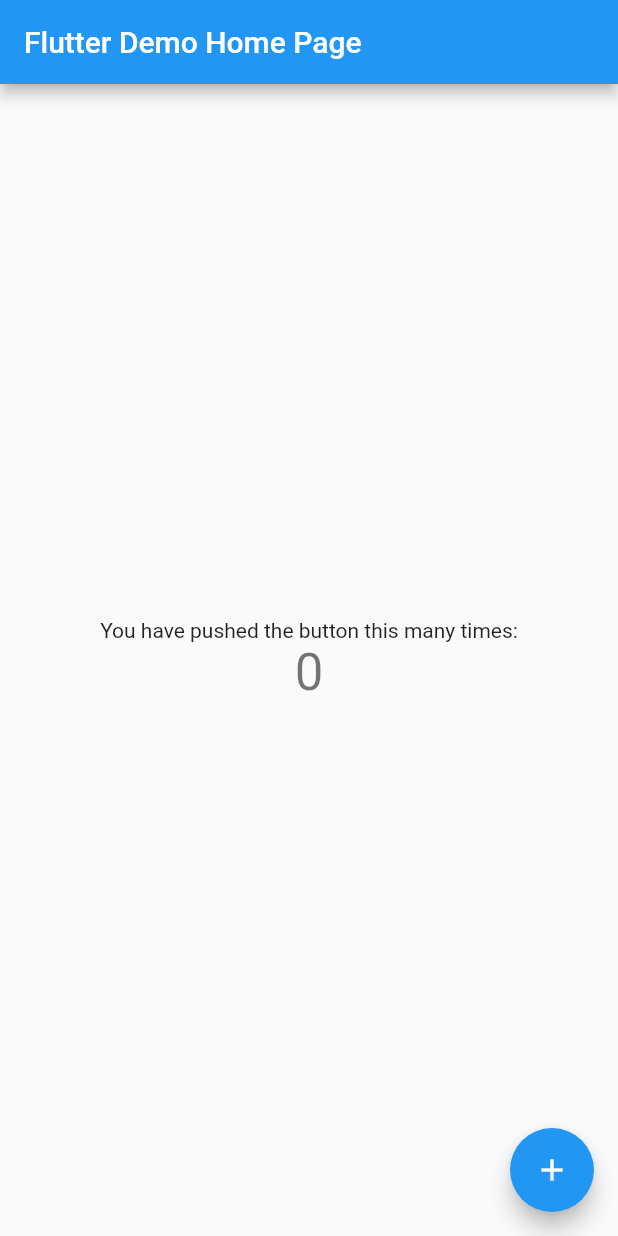
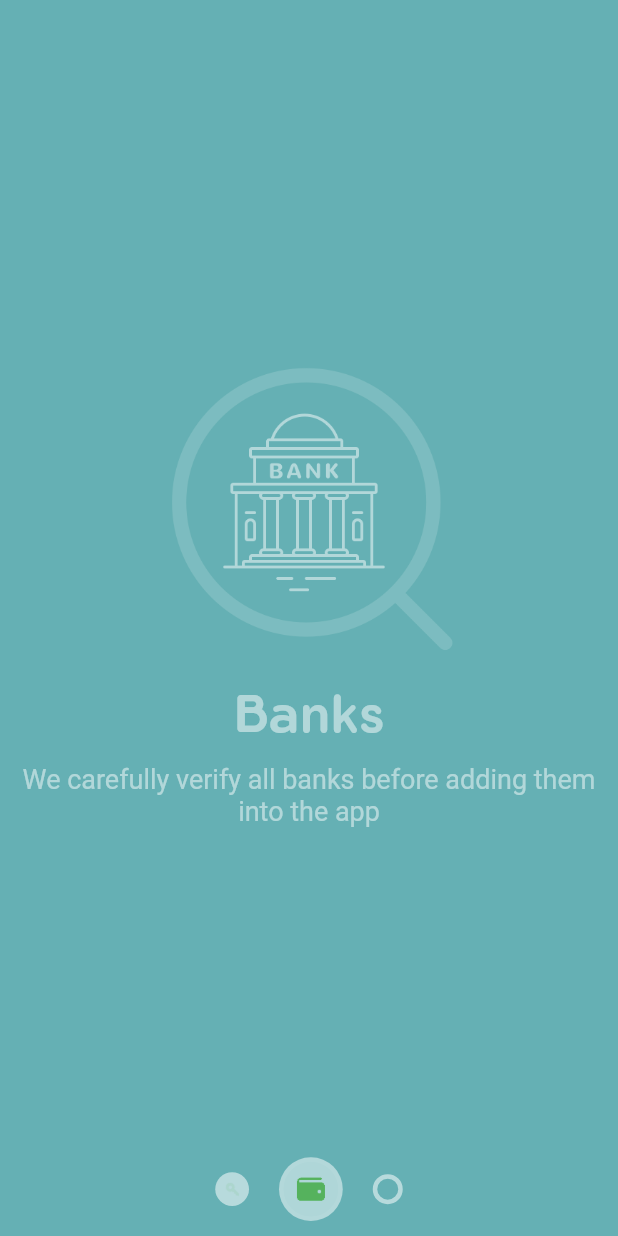
Before and after one commit to yuzurihaaa/page_reveal, a Flutter app: the screen it shows after launch, on a phone screen of 412 x 824 dp. Run offline on Flutter 3.47's test engine with Material 2 defaults, Android fonts, the phone set to English and light mode, and no system bars.

Commit message:
second day commit

```diff
--- /dev/null
+++ b/lib/common/assets_all.dart
@@ -0,0 +1,3 @@
+var hotelImage = 'assets/hotels.png';
+var bankImage = 'assets/banks.png';
+var storeImage = 'assets/stores.png';
--- a/lib/main.dart
+++ b/lib/main.dart
@@ -1,4 +1,8 @@
 import 'package:flutter/material.dart';
+import 'package:material_page_reveal/common/assets_all.dart';
+import 'package:material_page_reveal/page_reveal.dart';
+import 'package:material_page_reveal/pager_indicator.dart';
+import 'package:material_page_reveal/pages.dart';
 
 void main() => runApp(new MyApp());
 
@@ -10,54 +14,42 @@ class MyApp extends StatelessWidget {
       theme: new ThemeData(
         primarySwatch: Colors.blue,
       ),
-      home: new MyHomePage(title: 'Flutter Demo Home Page'),
+      home: new MyHomePage(),
     );
   }
 }
 
 class MyHomePage extends StatefulWidget {
-  MyHomePage({Key key, this.title}) : super(key: key);
-
-  final String title;
 
   @override
   _MyHomePageState createState() => new _MyHomePageState();
 }
 
 class _MyHomePageState extends State<MyHomePage> {
-  int _counter = 0;
-
-  void _incrementCounter() {
-    setState(() {
-      _counter++;
-    });
-  }
 
   @override
   Widget build(BuildContext context) {
     return new Scaffold(
-      appBar: new AppBar(
-        title: new Text(widget.title),
-      ),
-      body: new Center(
-        child: new Column(
-          mainAxisAlignment: MainAxisAlignment.center,
+        body: new Stack(
+          /// Stack can have multiple children relative to the edge of the box
+          /// doc here: https://docs.flutter.io/flutter/widgets/Stack-class.html
           children: <Widget>[
-            new Text(
-              'You have pushed the button this many times:',
+            new PageReveal(
+              revealPercent: 1.0,
+              child: new Page(
+                viewmodel: pages[1],
+                percentVisible: 0.5,
+              ),
             ),
-            new Text(
-              '$_counter',
-              style: Theme.of(context).textTheme.display1,
-            ),
+            new PagerIndicator(
+              viewModel: new PagerIndicatorViewModel(
+                  pages,
+                  1,
+                  SlideDirection.leftToRight,
+                  0.1),
+            )
           ],
-        ),
-      ),
-      floatingActionButton: new FloatingActionButton(
-        onPressed: _incrementCounter,
-        tooltip: 'Increment',
-        child: new Icon(Icons.add),
-      ),
+        )
     );
   }
 }
--- /dev/null
+++ b/lib/page_reveal.dart
@@ -0,0 +1,51 @@
+import 'dart:math';
+
+import 'package:flutter/material.dart';
+
+class PageReveal extends StatelessWidget {
+
+  final double revealPercent;
+  final Widget child;
+
+  const PageReveal({Key key, this.revealPercent, this.child}) : super(key: key);
+
+  @override
+  Widget build(BuildContext context) {
+    return new ClipOval(
+      /// Set the visibility to oval
+      clipper: new CircleRevealClipper(revealPercent),
+      child: child,
+    );
+  }
+}
+
+class CircleRevealClipper extends CustomClipper<Rect> {
+
+  final double revealPercent;
+
+  CircleRevealClipper(this.revealPercent);
+
+  @override
+  Rect getClip(Size size) {
+
+    /// Let's set the center of the circle towards to bottom
+    final epicenter = new Offset(size.width / 2, size.height * 0.9);
+
+    /// Let's calculate distance from epicenter to the top left conter to make sure we fill the screen
+   double theta = atan(epicenter.dy / epicenter.dx);
+
+   final distanceToCorner = epicenter.dy / sin(theta);
+
+   final radius = distanceToCorner * revealPercent;
+
+   final diameter = 2 * radius;
+
+   return new Rect.fromLTWH(epicenter.dx - radius, epicenter.dy - radius, diameter, diameter);
+  }
+
+  @override
+  bool shouldReclip(CustomClipper<Rect> oldClipper) {
+    return true;
+  }
+
+}
--- /dev/null
+++ b/lib/pager_indicator.dart
@@ -0,0 +1,118 @@
+import 'dart:ui';
+
+import 'package:flutter/material.dart';
+import 'package:material_page_reveal/pages.dart';
+
+final color = const Color(0X88FFFFFF);
+
+class PagerIndicator extends StatelessWidget {
+  final PagerIndicatorViewModel viewModel;
+
+  const PagerIndicator({Key key, this.viewModel}) : super(key: key);
+
+  @override
+  Widget build(BuildContext context) {
+    List<PageBubble> bubbles = [];
+
+    for (var i = 0; i < viewModel.pages.length; ++i) {
+      final page = viewModel.pages[i];
+
+      /// we need to find percent active
+
+      var percentActive;
+
+
+      /// Set percentActive according to slide percentage and direction
+      if (i == viewModel.activeIndex) {
+
+        percentActive = 1.0 - viewModel.slidePercent;
+
+      } else if (i == viewModel.activeIndex - 1 && viewModel.slideDirection == SlideDirection.leftToRight) {
+
+        percentActive = viewModel.slidePercent;
+
+      } else if (i == viewModel.activeIndex + 1 && viewModel.slideDirection == SlideDirection.rightToLeft) {
+
+        percentActive = viewModel.slidePercent;
+
+
+      } else {
+        percentActive = 0.0;
+      }
+
+      bool isHollow = i >= viewModel.activeIndex;
+
+      bubbles.add(new PageBubble(
+        viewModel: new PageBubbleViewModel(
+            page.iconAssetPath,
+            Colors.green,
+            isHollow,
+            percentActive),
+      ));
+    }
+
+    return new Column(
+      children: <Widget>[
+        new Expanded(child: new Container()),
+        new Row(mainAxisAlignment: MainAxisAlignment.center, children: bubbles)
+      ],
+    );
+  }
+}
+
+class PageBubble extends StatelessWidget {
+  final PageBubbleViewModel viewModel;
+
+  const PageBubble({Key key, this.viewModel}) : super(key: key);
+
+  @override
+  Widget build(BuildContext context) {
+    return new Padding(
+      padding: const EdgeInsets.all(10.0),
+      child: new Container(
+
+        /// Lets make a min and max size change according for activePercent
+        width: lerpDouble(20.0, 45.0, viewModel.activePercent),
+        height: lerpDouble(20.0, 45.0, viewModel.activePercent),
+        decoration: new BoxDecoration(
+          shape: BoxShape.circle,
+          color: viewModel.isHollow ? color.withAlpha((0x88 * viewModel.activePercent).round()) : color,
+          border: new Border.all(
+            color: viewModel.isHollow ? color.withAlpha((0x88 * (1.0 - viewModel.activePercent)).round()) : Colors.transparent,
+            width: 3.0,
+          ),
+        ),
+        child: new Opacity(
+          opacity: viewModel.activePercent,
+          child: new Image.asset(
+            viewModel.iconAssetPath,
+            color: viewModel.color,
+          ),
+        ),
+      ),
+    );
+  }
+}
+
+enum SlideDirection { leftToRight, rightToLeft, none }
+
+class PagerIndicatorViewModel {
+  final List<PageViewModel> pages;
+  final int activeIndex;
+  final SlideDirection slideDirection;
+  final double slidePercent;
+
+  PagerIndicatorViewModel(
+      this.pages, this.activeIndex, this.slideDirection, this.slidePercent);
+}
+
+/// Viewmodel of each bubble
+class PageBubbleViewModel {
+  final String iconAssetPath;
+  final Color color;
+  final bool isHollow;
+  final double activePercent;
+
+  PageBubbleViewModel(
+      this.iconAssetPath, this.color, this.isHollow, this.activePercent);
+}
--- /dev/null
+++ b/lib/pages.dart
@@ -0,0 +1,101 @@
+import 'package:flutter/material.dart';
+import 'package:material_page_reveal/common/assets_all.dart';
+
+final pages = [
+  new PageViewModel(
+      const Color(0xFF678FB4),
+      hotelImage,
+      'Hotels',
+      'All hotels and hostels are sorted by hospitality rating',
+      'assets/key.png'),
+  new PageViewModel(
+      const Color(0xFF65B0B4),
+      bankImage,
+      'Banks',
+      'We carefully verify all banks before adding them into the app',
+      'assets/wallet.png'),
+  new PageViewModel(
+    const Color(0xFF9B90BC),
+    storeImage,
+    'Store',
+    'All local stores are categorized for your convenience',
+    'assets/shopping_cart.png',
+  ),
+];
+
+class Page extends StatelessWidget {
+  final PageViewModel viewmodel;
+
+  /// This is gonna control the widget visibility
+  final double percentVisible;
+
+  const Page({Key key, this.viewmodel, this.percentVisible = 1.0}) : super(key: key);
+
+  @override
+  Widget build(BuildContext context) {
+    return new Container(
+      width: double.infinity,
+      color: viewmodel.color,
+      child: new Opacity(
+        /// This widget control the visibility
+        opacity: percentVisible,
+        child: new Column(
+          mainAxisAlignment: MainAxisAlignment.center,
+          children: <Widget>[
+            new Transform(
+              /// Widget for handling position (x, y, z)
+              /// Right now we only interested to move it from bottom to top, hence we are only
+              /// going to use position y
+              transform: new Matrix4.translationValues(0.0, 50.0 * (1.0 - percentVisible), 0.0),
+              child: new Padding(
+                /// Widget for padding
+                padding: new EdgeInsets.only(bottom: 25.0),
+                child: new Image.asset(
+                  viewmodel.heroAssetPath,
+                  width: 200.0,
+                  height: 200.0,
+                ),
+              ),
+            ),
+            new Transform(
+              transform: new Matrix4.translationValues(0.0, 30.0 * (1.0 - percentVisible), 0.0),
+              child: new Padding(
+                padding: const EdgeInsets.only(top: 10.0, bottom: 10.0),
+                child: new Text(
+                  viewmodel.title,
+                  style: new TextStyle(
+                      color: Colors.white,
+                      fontFamily: 'FlamanteRoma',
+                      fontSize: 34.0),
+                ),
+              ),
+            ),
+            new Transform(
+              transform: new Matrix4.translationValues(0.0, 30.0 * (1.0 - percentVisible), 0.0),
+              child: new Padding(
+                padding: const EdgeInsets.only(bottom: 75.0),
+                child: new Text(
+                  viewmodel.body,
+                  textAlign: TextAlign.center,
+                  style: new TextStyle(color: Colors.white, fontSize: 18.0),
+                ),
+              ),
+            )
+          ],
+        ),
+      ),
+    );
+  }
+}
+
+/// Let's make our widget more flexible!
+class PageViewModel {
+  final Color color;
+  final String heroAssetPath;
+  final String title;
+  final String body;
+  final String iconAssetPath;
+
+  PageViewModel(this.color, this.heroAssetPath, this.title, this.body,
+      this.iconAssetPath);
+}
```
Also changed, not shown: pubspec.yaml (+14 -0 lines).
